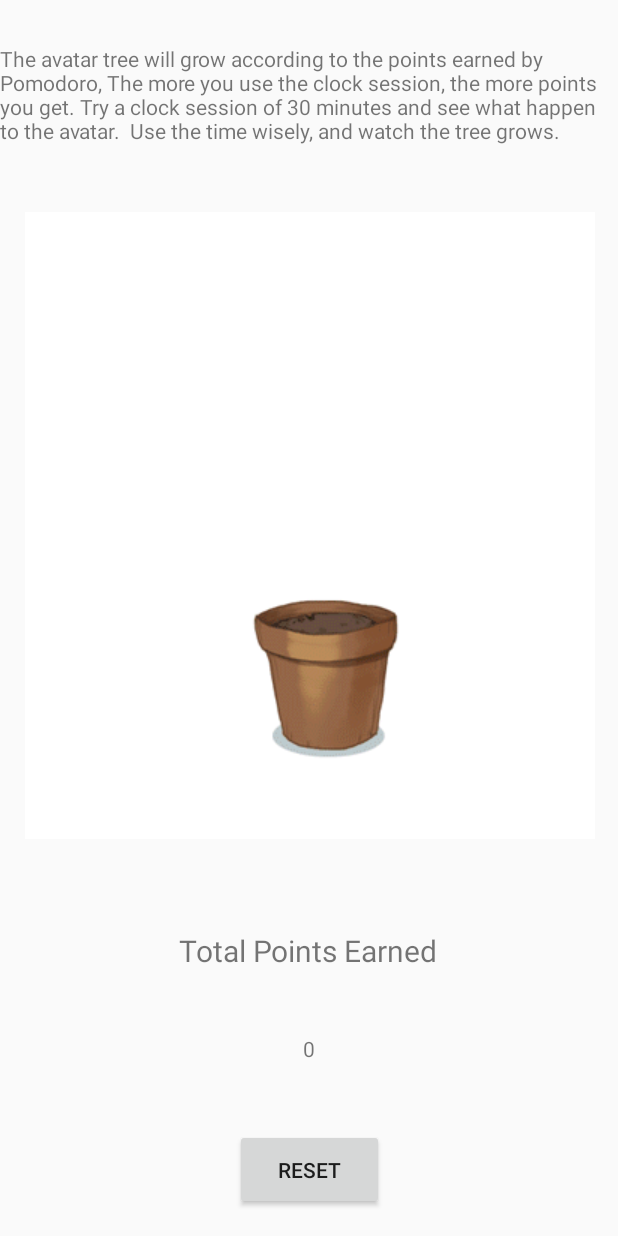
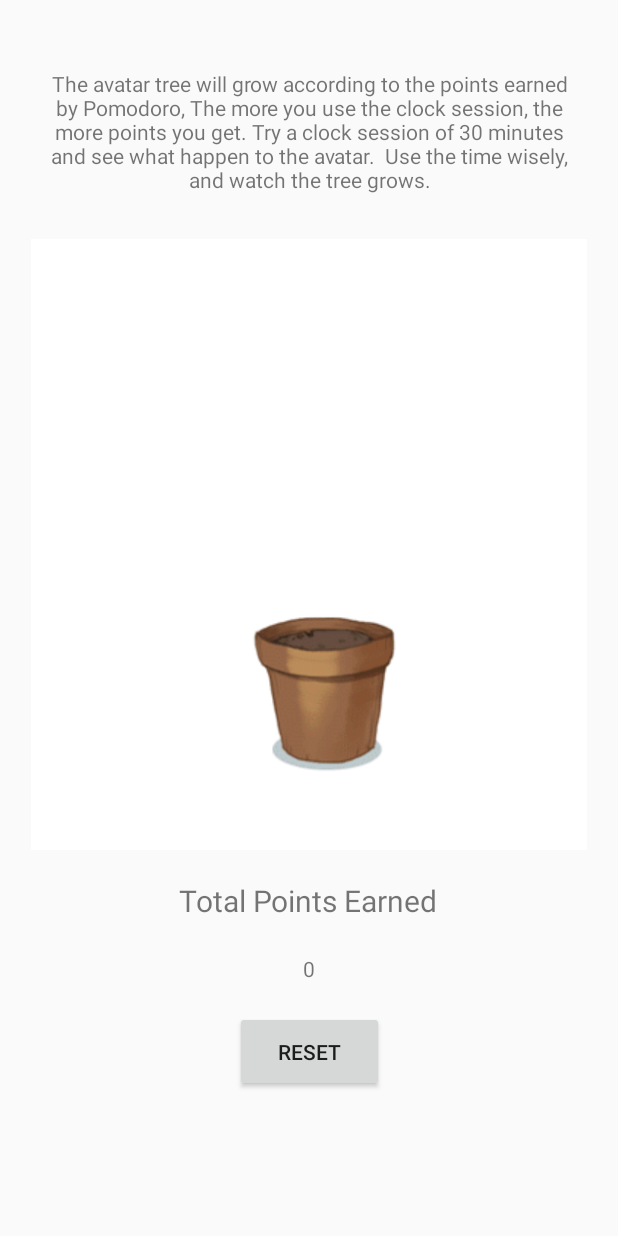
Before and after one commit to SammyDeAgent/uccd3223-iridium-pomodoro-app, an Android app: the fragment SlideshowFragment shown on its own in the app's theme, on a phone screen of 412 x 824 dp. Run offline under Robolectric (Android 15) with nearby library versions, the phone set to English and light mode, and no system bars.

Commit message:
Minor UI changes

```diff
--- a/app/src/main/java/cyto/iridium/iridium/ui/Avatar/SlideshowFragment.java
+++ b/app/src/main/java/cyto/iridium/iridium/ui/avatar/SlideshowFragment.java
@@ -1,4 +1,4 @@
-package cyto.iridium.iridium.ui.Avatar;
+package cyto.iridium.iridium.ui.avatar;
 
 import android.content.SharedPreferences;
 import android.os.Bundle;
--- a/app/src/main/java/cyto/iridium/iridium/ui/Avatar/SlideshowViewModel.java
+++ b/app/src/main/java/cyto/iridium/iridium/ui/avatar/SlideshowViewModel.java
@@ -1,4 +1,4 @@
-package cyto.iridium.iridium.ui.Avatar;
+package cyto.iridium.iridium.ui.avatar;
 
 import androidx.lifecycle.LiveData;
 import androidx.lifecycle.MutableLiveData;
--- a/app/src/main/res/layout/fragment_slideshow.xml
+++ b/app/src/main/res/layout/fragment_slideshow.xml
@@ -4,21 +4,21 @@
     xmlns:tools="http://schemas.android.com/tools"
     android:layout_width="match_parent"
     android:layout_height="match_parent"
-    tools:context=".ui.Avatar.SlideshowFragment">
+    tools:context=".ui.avatar.SlideshowFragment">
 
     <TextView
         android:id="@+id/textView3"
-        android:layout_width="wrap_content"
-        android:layout_height="wrap_content"
+        android:layout_width="349dp"
+        android:layout_height="88dp"
         android:text="The avatar tree will grow according to the points earned by Pomodoro,
 The more you use the clock session, the more points you get. Try a clock session of 30 minutes and see what happen to the avatar.
  Use the time wisely, and watch the tree grows."
+        android:textAlignment="center"
         app:layout_constraintBottom_toTopOf="@+id/growingtree"
         app:layout_constraintEnd_toEndOf="parent"
-        app:layout_constraintHorizontal_bias="0.0"
         app:layout_constraintStart_toStartOf="parent"
         app:layout_constraintTop_toTopOf="parent"
-        app:layout_constraintVertical_bias="0.4" />
+        app:layout_constraintVertical_bias="0.642" />
 
     <TextView
         android:id="@+id/prefpoints2"
@@ -34,20 +34,19 @@ The more you use the clock session, the more points you get. Try a clock session
         app:layout_constraintHorizontal_bias="0.497"
         app:layout_constraintStart_toStartOf="parent"
         app:layout_constraintTop_toBottomOf="@+id/growingtree"
-        app:layout_constraintVertical_bias="0.281" />
+        app:layout_constraintVertical_bias="0.096" />
 
     <pl.droidsonroids.gif.GifImageView
         android:id="@+id/growingtree"
-        android:layout_width="wrap_content"
-        android:layout_height="wrap_content"
+        android:layout_width="381dp"
+        android:layout_height="407dp"
         android:duration="10000"
         android:src="@drawable/tree0"
         app:layout_constraintBottom_toBottomOf="parent"
         app:layout_constraintEnd_toEndOf="parent"
-        app:layout_constraintHorizontal_bias="0.516"
         app:layout_constraintStart_toStartOf="parent"
         app:layout_constraintTop_toTopOf="parent"
-        app:layout_constraintVertical_bias="0.348" />
+        app:layout_constraintVertical_bias="0.382" />
 
     <TextView
         android:id="@+id/earnedpoint"
@@ -59,7 +58,7 @@ The more you use the clock session, the more points you get. Try a clock session
         app:layout_constraintEnd_toEndOf="parent"
         app:layout_constraintStart_toStartOf="parent"
         app:layout_constraintTop_toBottomOf="@+id/prefpoints2"
-        app:layout_constraintVertical_bias="0.17" />
+        app:layout_constraintVertical_bias="0.0" />
 
     <Button
         android:id="@+id/resetbutton"
@@ -70,6 +69,6 @@ The more you use the clock session, the more points you get. Try a clock session
         app:layout_constraintEnd_toEndOf="parent"
         app:layout_constraintStart_toStartOf="parent"
         app:layout_constraintTop_toBottomOf="@+id/earnedpoint"
-        app:layout_constraintVertical_bias="0.587" />
+        app:layout_constraintVertical_bias="0.0" />
 
 </androidx.constraintlayout.widget.ConstraintLayout>
--- a/app/src/main/res/navigation/mobile_navigation.xml
+++ b/app/src/main/res/navigation/mobile_navigation.xml
@@ -19,7 +19,7 @@
 
     <fragment
         android:id="@+id/nav_slideshow"
-        android:name="cyto.iridium.iridium.ui.Avatar.SlideshowFragment"
+        android:name="cyto.iridium.iridium.ui.avatar.SlideshowFragment"
         android:label="@string/menu_slideshow"
         tools:layout="@layout/fragment_slideshow" />
 </navigation>
```
